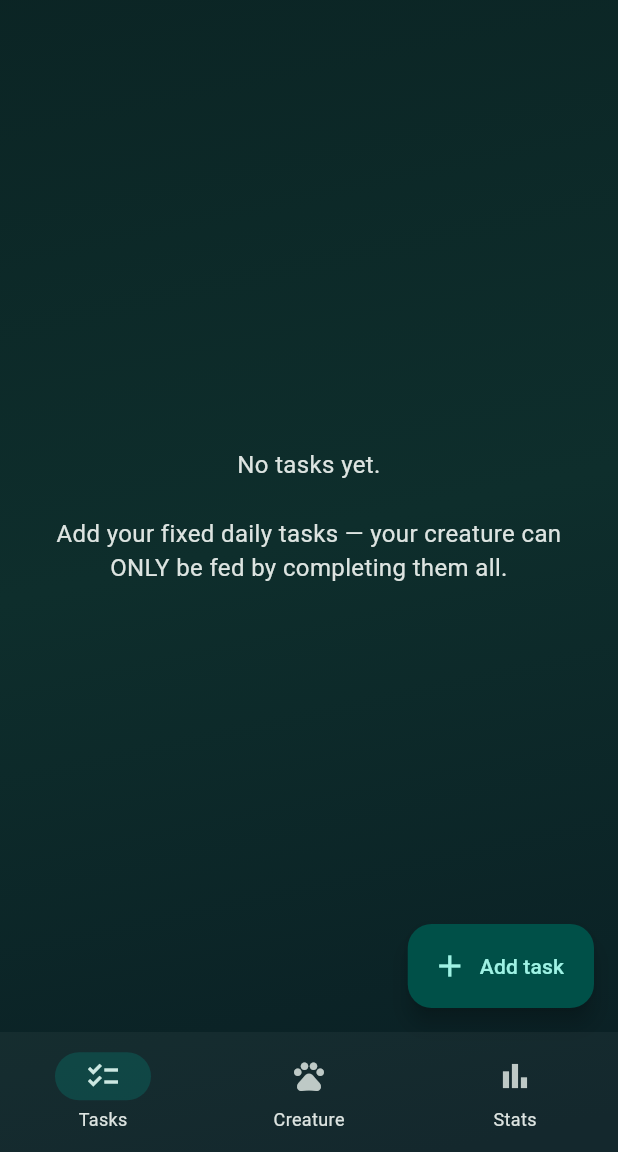
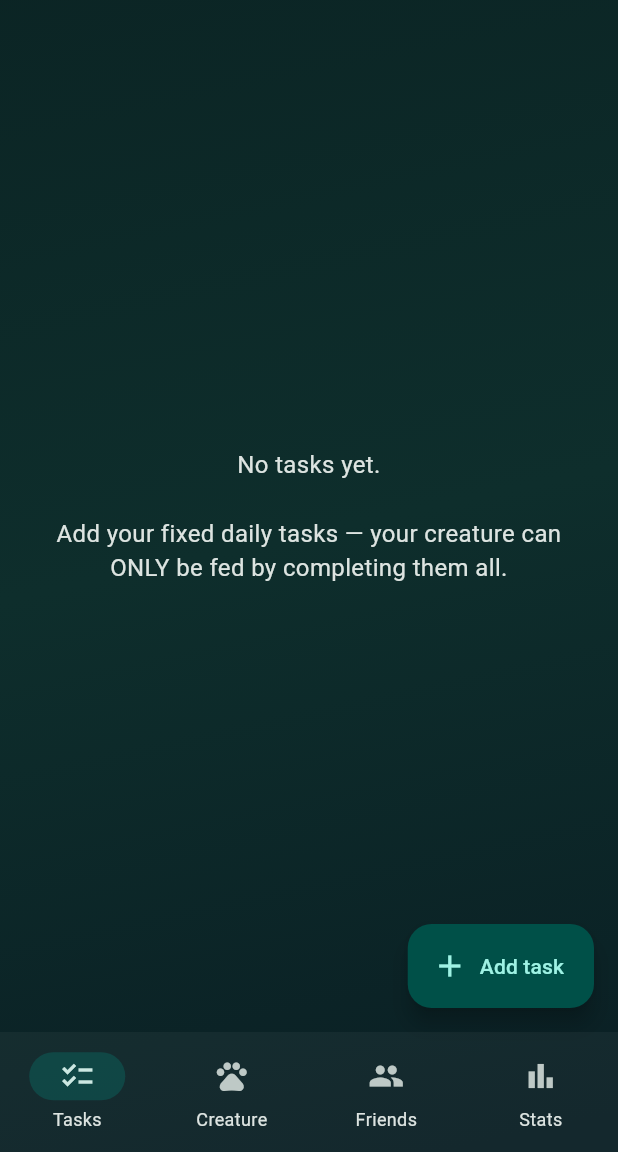
Before and after one commit to tanmaz09/TaskPet, a Flutter app: the HomeScreen screen opened directly with empty values, on a phone screen of 412 x 824 dp, the part 84-1236 px from its top. Run offline on Flutter 3.47's test engine with Material 3 defaults, Android fonts, the phone set to English and light mode, and no system bars; drawn by our look-alikes of confetti; our stand-ins replace file_picker, flutter_local_notifications, flutter_timezone, share_plus, shared_preferences, timezone; accounts and stored records are empty.

Commit message:
Add FriendsPage to HomeScreen navigation

```diff
--- a/lib/screens/home_screen.dart
+++ b/lib/screens/home_screen.dart
@@ -1,6 +1,7 @@
 import 'package:flutter/material.dart';
 import '../models.dart';
 import 'creature_page.dart';
+import 'friends_page.dart';
 import 'stats_page.dart';
 import 'tasks_page.dart';
 
@@ -40,6 +41,7 @@ class _HomeScreenState extends State<HomeScreen>
       TasksPage(state: widget.state, onChanged: refresh),
       // Tell the creature page when it is on screen so it can rest otherwise.
       CreaturePage(state: widget.state, active: _tab == 1),
+      FriendsPage(state: widget.state, active: _tab == 2),
       StatsPage(state: widget.state, onChanged: refresh),
     ];
 
@@ -77,6 +79,7 @@ class _HomeScreenState extends State<HomeScreen>
           destinations: const [
             NavigationDestination(icon: Icon(Icons.checklist), label: 'Tasks'),
             NavigationDestination(icon: Icon(Icons.pets), label: 'Creature'),
+            NavigationDestination(icon: Icon(Icons.group), label: 'Friends'),
             NavigationDestination(icon: Icon(Icons.bar_chart), label: 'Stats'),
           ],
         ),
```
